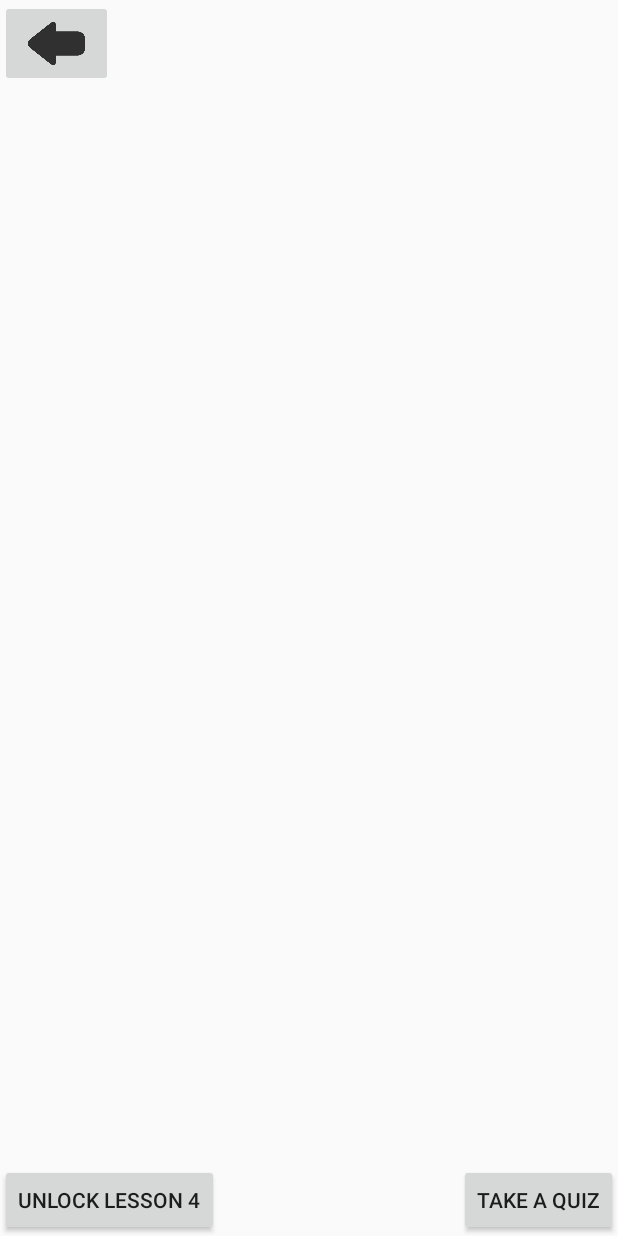
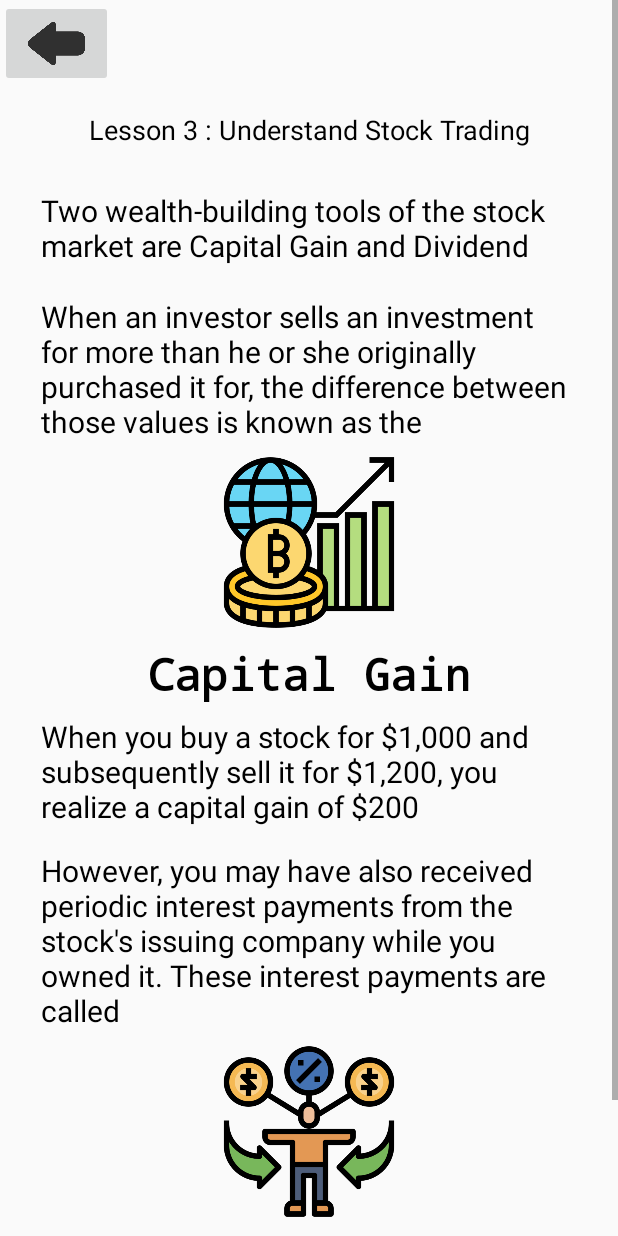
Before and after one commit to pattypattie/StockUnlocked, an Android app: the Lesson3Activity screen opened directly, with no data from a screen before it, on a phone screen of 412 x 824 dp. Run offline under Robolectric (Android 15) with nearby library versions, the phone set to English and light mode, and no system bars.

Commit message:
Lesson 3

```diff
--- a/app/src/main/res/layout/activity_lesson3.xml
+++ b/app/src/main/res/layout/activity_lesson3.xml
@@ -1,4 +1,11 @@
 <?xml version="1.0" encoding="utf-8"?>
+<ScrollView xmlns:android="http://schemas.android.com/apk/res/android"
+    xmlns:app="http://schemas.android.com/apk/res-auto"
+    xmlns:tools="http://schemas.android.com/tools"
+    android:layout_width="match_parent"
+    android:layout_height="match_parent"
+    tools:layout_editor_absoluteX="0dp"
+    tools:layout_editor_absoluteY="0dp">
 <android.support.constraint.ConstraintLayout xmlns:android="http://schemas.android.com/apk/res/android"
     xmlns:app="http://schemas.android.com/apk/res-auto"
     xmlns:tools="http://schemas.android.com/tools"
@@ -15,6 +22,131 @@
         app:srcCompat="@drawable/backicon2"
         tools:layout_editor_absoluteX="0dp"
         tools:layout_editor_absoluteY="3dp" />
+
+    <TextView
+        android:id="@+id/textView12"
+        android:layout_width="wrap_content"
+        android:layout_height="wrap_content"
+        android:layout_marginTop="16dp"
+        android:text="Lesson 3 : Understand Stock Trading"
+        android:textColor="#000"
+        android:textSize="18dp"
+        app:layout_constraintHorizontal_bias="0.505"
+        app:layout_constraintLeft_toLeftOf="parent"
+        app:layout_constraintRight_toRightOf="parent"
+        app:layout_constraintTop_toBottomOf="@id/lesson3back" />
+
+    <TextView
+        android:id="@+id/textView13"
+        android:layout_width="355dp"
+        android:layout_height="wrap_content"
+        android:layout_marginRight="12dp"
+        android:layout_marginLeft="10dp"
+        android:layout_marginTop="28dp"
+        android:text="Two wealth-building tools of the stock market are Capital Gain and Dividend"
+        android:textColor="#000"
+        android:textSize="20dp"
+        app:layout_constraintRight_toRightOf="parent"
+        app:layout_constraintLeft_toLeftOf="parent"
+        app:layout_constraintTop_toBottomOf="@id/textView12" />
+
+    <TextView
+        android:id="@+id/textView14"
+        android:layout_width="355dp"
+        android:layout_height="wrap_content"
+        android:layout_marginRight="12dp"
+        android:layout_marginLeft="10dp"
+        android:layout_marginTop="20dp"
+        android:text="When an investor sells an investment for more than he or she originally purchased it for, the difference between those values is known as the"
+        android:textColor="#000"
+        android:textSize="20dp"
+        app:layout_constraintRight_toRightOf="parent"
+        app:layout_constraintLeft_toLeftOf="parent"
+        app:layout_constraintTop_toBottomOf="@id/textView13" />
+
+    <ImageView
+        android:id="@+id/increase"
+        android:layout_width="117dp"
+        android:layout_height="118dp"
+        android:layout_marginTop="8dp"
+        app:layout_constraintLeft_toLeftOf="parent"
+        app:layout_constraintRight_toRightOf="parent"
+        app:layout_constraintTop_toBottomOf="@id/textView14"
+        app:srcCompat="@drawable/increase" />
+
+    <TextView
+        android:id="@+id/cg"
+        android:layout_width="wrap_content"
+        android:layout_height="wrap_content"
+        android:layout_marginTop="8dp"
+        android:fontFamily="monospace"
+        android:text="Capital Gain"
+        android:textColor="#000"
+        android:textSize="30dp"
+        android:textStyle="bold"
+        app:layout_constraintLeft_toLeftOf="parent"
+        app:layout_constraintRight_toRightOf="parent"
+        app:layout_constraintTop_toBottomOf="@id/increase" />
+
+    <TextView
+        android:id="@+id/textView15"
+        android:layout_width="355dp"
+        android:layout_height="wrap_content"
+        android:layout_marginRight="12dp"
+        android:layout_marginLeft="10dp"
+        android:layout_marginTop="8dp"
+        android:text="When you buy a stock for $1,000 and subsequently sell it for $1,200, you realize a capital gain of $200"
+        android:textColor="#000"
+        android:textSize="20dp"
+        app:layout_constraintRight_toRightOf="parent"
+        app:layout_constraintLeft_toLeftOf="parent"
+        app:layout_constraintTop_toBottomOf="@id/cg" />
+
+    <TextView
+        android:id="@+id/textView16"
+        android:layout_width="355dp"
+        android:layout_height="wrap_content"
+        android:layout_marginRight="12dp"
+        android:layout_marginLeft="10dp"
+        android:layout_marginTop="15dp"
+        android:text="However, you may have also received periodic interest payments from the stock's issuing company while you owned it. These interest payments are called"
+        android:textColor="#000"
+        android:textSize="20dp"
+        app:layout_constraintRight_toRightOf="parent"
+        app:layout_constraintLeft_toLeftOf="parent"
+        app:layout_constraintTop_toBottomOf="@id/textView15" />
+
+    <ImageView
+        android:id="@+id/passive"
+        android:layout_width="117dp"
+        android:layout_height="118dp"
+        android:layout_marginTop="8dp"
+        app:layout_constraintLeft_toLeftOf="parent"
+        app:layout_constraintRight_toRightOf="parent"
+        app:layout_constraintTop_toBottomOf="@id/textView16"
+        app:srcCompat="@drawable/passive" />
+    <TextView
+        android:id="@+id/dv"
+        android:layout_width="wrap_content"
+        android:layout_height="wrap_content"
+        android:layout_marginTop="8dp"
+        android:fontFamily="monospace"
+        android:text="Dividend"
+        android:textColor="#000"
+        android:textSize="30dp"
+        android:textStyle="bold"
+        app:layout_constraintLeft_toLeftOf="parent"
+        app:layout_constraintRight_toRightOf="parent"
+        app:layout_constraintTop_toBottomOf="@id/passive" />
+    <TextView
+        android:id="@+id/blank"
+        android:layout_width="355dp"
+        android:layout_height="64dp"
+        android:text=""
+        app:layout_constraintRight_toRightOf="parent"
+        app:layout_constraintLeft_toLeftOf="parent"
+        app:layout_constraintTop_toBottomOf="@id/dv"
+        />
 
     <Button
         android:id="@+id/unlockls4"
@@ -36,3 +168,4 @@
         tools:layout_editor_absoluteY="317dp" />
 
 </android.support.constraint.ConstraintLayout>
+</ScrollView>
```
Also changed, not shown: app/src/main/res/drawable/increase.png (added), app/src/main/res/drawable/passive.png (added).
